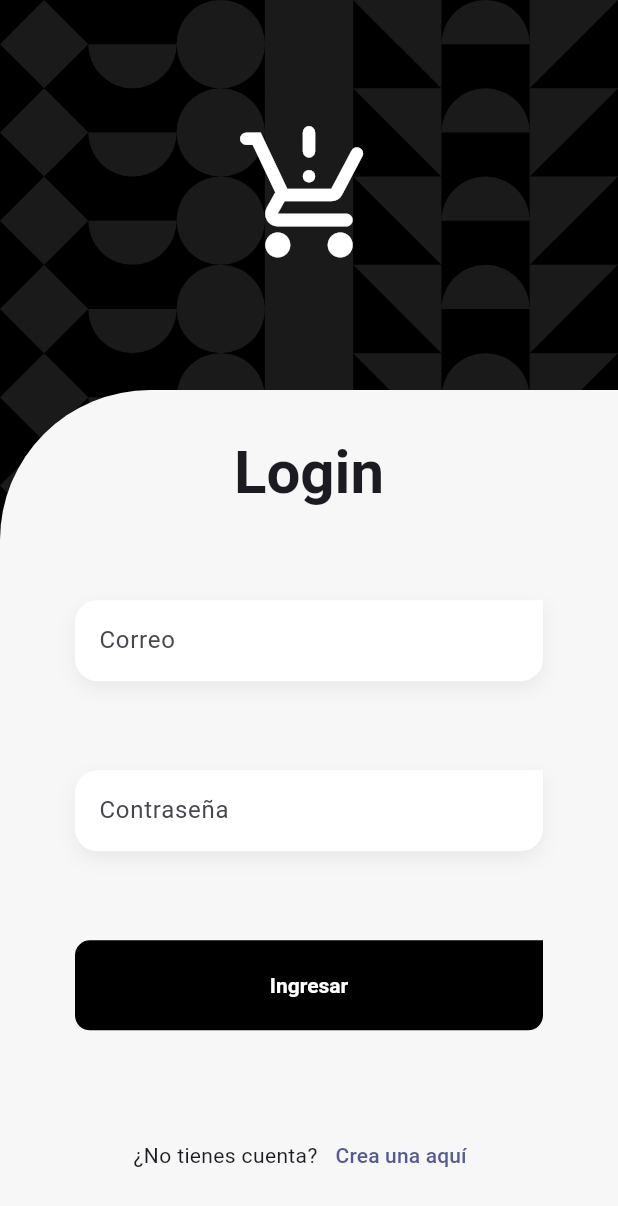
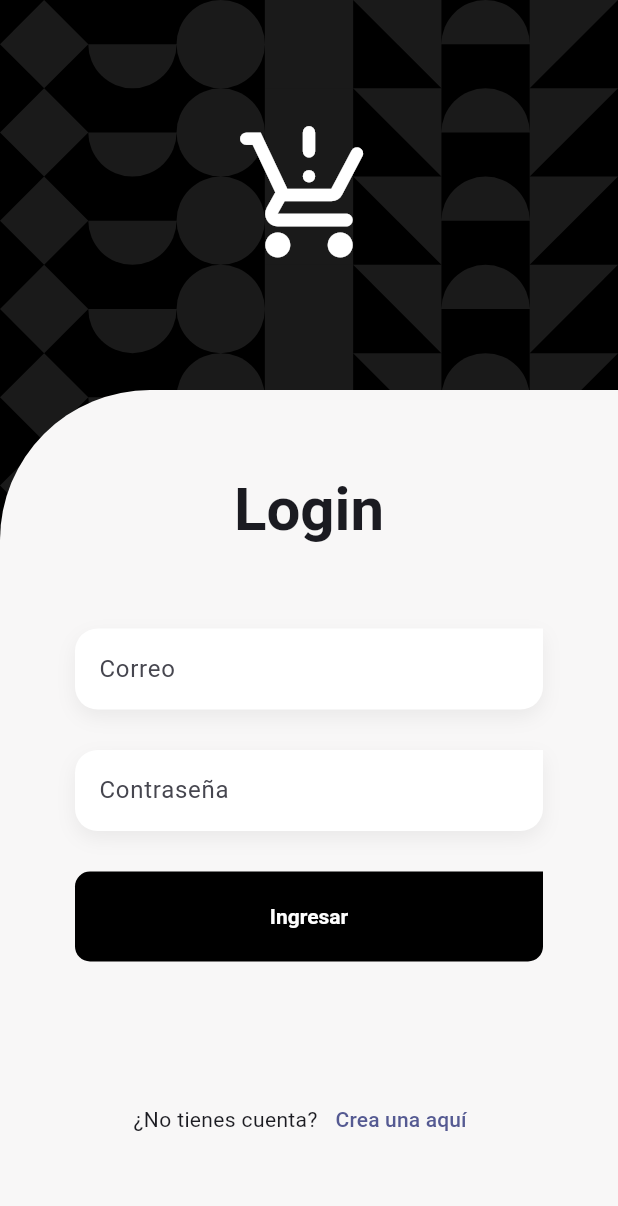
Before and after one commit to gu1llermo/teslo_app, a Flutter app: the screen it shows after launch, on a phone screen of 412 x 824 dp. Shown: the top 1206 px of the screen. Run offline on Flutter 3.47's test engine with Material 3 defaults, Android fonts, the phone set to English and light mode, and no system bars; our stand-ins replace dio, flutter_dotenv, flutter_riverpod, formz, go_router, google_fonts; project files that could hold a hidden picture were left out.

Commit message:
Ajusté el diseño del login form

```diff
--- a/lib/features/auth/presentation/screens/login_screen.dart
+++ b/lib/features/auth/presentation/screens/login_screen.dart
@@ -76,9 +76,11 @@ class _LoginForm extends ConsumerWidget {
     return Padding(
       padding: const EdgeInsets.symmetric(horizontal: 50),
       child: Column(
-        mainAxisAlignment: MainAxisAlignment.spaceAround,
+        // mainAxisAlignment: MainAxisAlignment.spaceAround,
         children: [
+          const Spacer(flex: 2),
           Text('Login', style: textStyles.titleLarge),
+          const Spacer(flex: 2),
           CustomTextFormField(
             label: 'Correo',
             keyboardType: TextInputType.emailAddress,
@@ -86,6 +88,7 @@ class _LoginForm extends ConsumerWidget {
             errorMessage:
                 loginForm.isFormPosted ? loginForm.email.errorMessage : null,
           ),
+          const Spacer(),
           CustomTextFormField(
             label: 'Contraseña',
             obscureText: true,
@@ -93,6 +96,7 @@ class _LoginForm extends ConsumerWidget {
             errorMessage:
                 loginForm.isFormPosted ? loginForm.password.errorMessage : null,
           ),
+          const Spacer(),
           SizedBox(
               width: double.infinity,
               height: 60,
@@ -103,6 +107,7 @@ class _LoginForm extends ConsumerWidget {
                   ref.read(loginFormProvider.notifier).onFormSubmit();
                 },
               )),
+          const Spacer(flex: 3),
           Row(
             mainAxisAlignment: MainAxisAlignment.center,
             children: [
@@ -112,6 +117,7 @@ class _LoginForm extends ConsumerWidget {
                   child: const Text('Crea una aquí'))
             ],
           ),
+          const Spacer(flex: 2),
         ],
       ),
     );
--- a/pubspec.yaml
+++ b/pubspec.yaml
@@ -15,6 +15,7 @@ dependencies:
   formz: ^0.8.0
   go_router: ^14.4.1
   google_fonts: ^6.2.1
+  shared_preferences: ^2.3.3
 
 dev_dependencies:
   flutter_lints: ^5.0.0
```
Also changed, not shown: lib/features/auth/presentation/providers/auth_provider.dart (+8 -8 lines), pubspec.lock, 1 other file.
